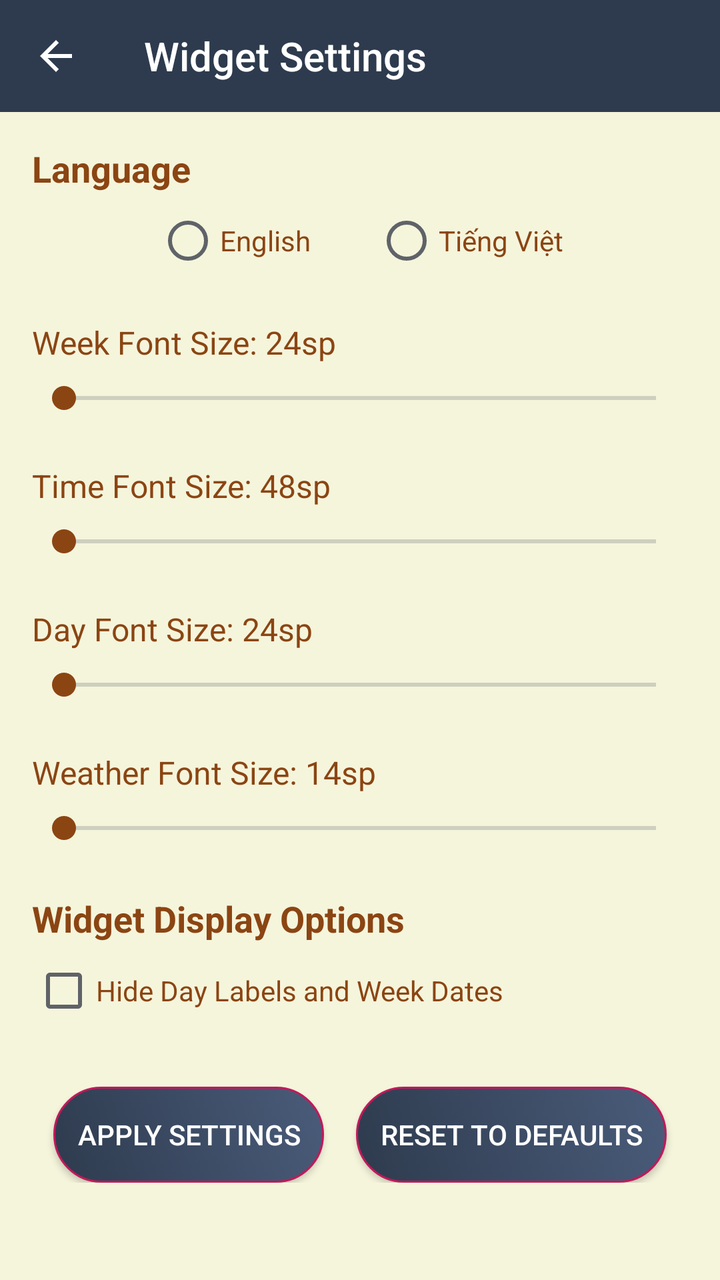
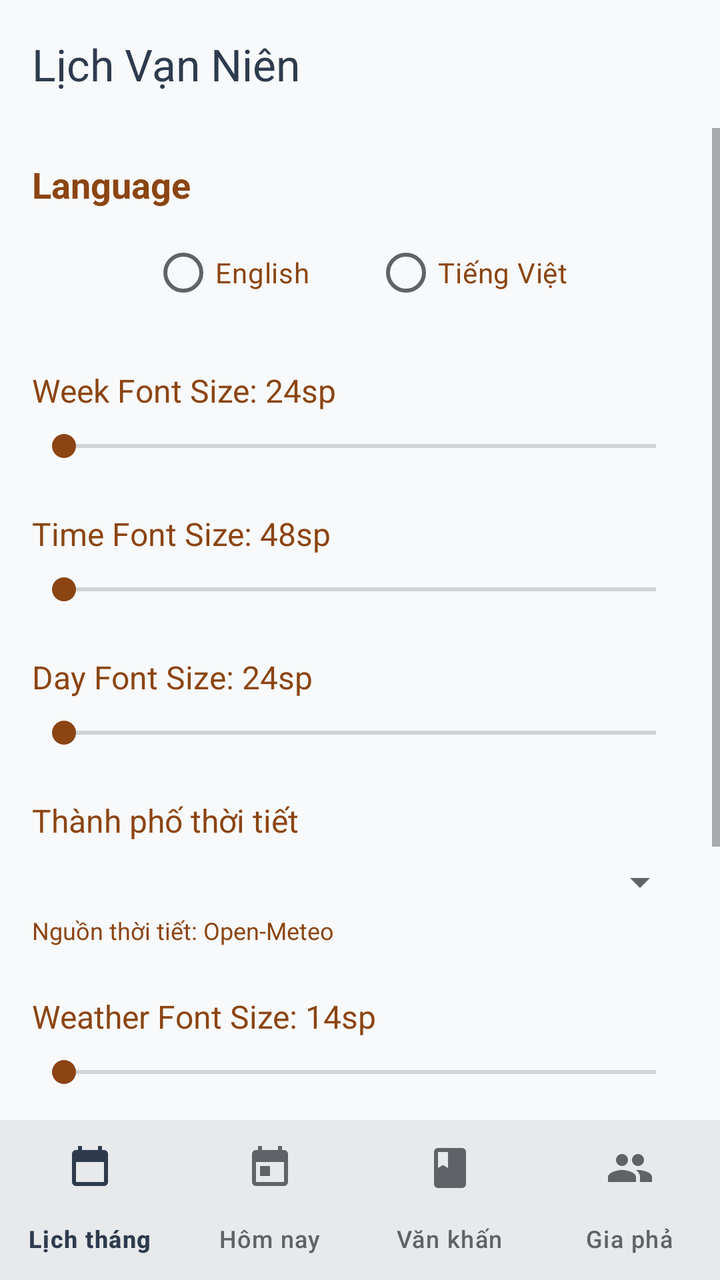

An Android layout rendered at two revisions. The XML below is the earlier revision; the diff shows what the commit changed to produce the second picture.
<!-- AndroidManifest.xml: activity theme AppTheme -->
<!-- res/layout/activity_widget_settings.xml -->
<?xml version="1.0" encoding="utf-8"?>
<LinearLayout xmlns:android="http://schemas.android.com/apk/res/android"
    xmlns:app="http://schemas.android.com/apk/res-auto"
    android:layout_width="match_parent"
    android:layout_height="match_parent"
    android:orientation="vertical"
    android:background="#F5F5DC">

    
    <androidx.appcompat.widget.Toolbar
        android:id="@+id/toolbar"
        android:layout_width="match_parent"
        android:layout_height="?attr/actionBarSize"
        android:background="?attr/colorPrimary"
        android:theme="@style/ThemeOverlay.AppCompat.Dark.ActionBar"
        app:popupTheme="@style/ThemeOverlay.AppCompat.Light"
        app:navigationIcon="@drawable/ic_arrow_back"
        app:title="Widget Settings" />

    
    <ScrollView
        android:layout_width="match_parent"
        android:layout_height="match_parent">

        <LinearLayout
            android:layout_width="match_parent"
            android:layout_height="wrap_content"
            android:orientation="vertical"
            android:padding="16dp">



            
            <TextView
                android:layout_width="match_parent"
                android:layout_height="wrap_content"
                android:text="Language"
                android:textSize="18sp"
                android:textStyle="bold"
                android:textColor="#8B4513"
                android:layout_marginBottom="8dp" />

            <RadioGroup
                android:id="@+id/language_radio_group"
                android:layout_width="match_parent"
                android:layout_height="wrap_content"
                android:orientation="horizontal"
                android:gravity="center"
                android:layout_marginBottom="24dp">

                <RadioButton
                    android:id="@+id/radio_english"
                    android:layout_width="wrap_content"
                    android:layout_height="wrap_content"
                    android:text="English"
                    android:textColor="#8B4513"
                    android:layout_marginEnd="32dp" />

                <RadioButton
                    android:id="@+id/radio_vietnamese"
                    android:layout_width="wrap_content"
                    android:layout_height="wrap_content"
                    android:text="Tiếng Việt"
                    android:textColor="#8B4513" />

            </RadioGroup>

            
            <TextView
                android:id="@+id/week_font_size_text"
                android:layout_width="match_parent"
                android:layout_height="wrap_content"
                android:text="Week Font Size: 24sp"
                android:textSize="16sp"
                android:textColor="#8B4513"
                android:layout_marginBottom="8dp" />

            <SeekBar
                android:id="@+id/week_font_seekbar"
                android:layout_width="match_parent"
                android:layout_height="wrap_content"
                android:layout_marginBottom="24dp"
                android:progressTint="#8B4513"
                android:thumbTint="#8B4513" />

            
            <TextView
                android:id="@+id/time_font_size_text"
                android:layout_width="match_parent"
                android:layout_height="wrap_content"
                android:text="Time Font Size: 48sp"
                android:textSize="16sp"
                android:textColor="#8B4513"
                android:layout_marginBottom="8dp" />

            <SeekBar
                android:id="@+id/time_font_seekbar"
                android:layout_width="match_parent"
                android:layout_height="wrap_content"
                android:layout_marginBottom="24dp"
                android:progressTint="#8B4513"
                android:thumbTint="#8B4513" />

            
            <TextView
                android:id="@+id/day_font_size_text"
                android:layout_width="match_parent"
                android:layout_height="wrap_content"
                android:text="Day Font Size: 24sp"
                android:textSize="16sp"
                android:textColor="#8B4513"
                android:layout_marginBottom="8dp" />

            <SeekBar
                android:id="@+id/day_font_seekbar"
                android:layout_width="match_parent"
                android:layout_height="wrap_content"
                android:layout_marginBottom="24dp"
                android:progressTint="#8B4513"
                android:thumbTint="#8B4513" />

            
            <TextView
                android:id="@+id/weather_font_size_text"
                android:layout_width="match_parent"
                android:layout_height="wrap_content"
                android:text="Weather Font Size: 14sp"
                android:textSize="16sp"
                android:textColor="#8B4513"
                android:layout_marginBottom="8dp" />

            <SeekBar
                android:id="@+id/weather_font_seekbar"
                android:layout_width="match_parent"
                android:layout_height="wrap_content"
                android:layout_marginBottom="24dp"
                android:progressTint="#8B4513"
                android:thumbTint="#8B4513" />

            
            <TextView
                android:layout_width="match_parent"
                android:layout_height="wrap_content"
                android:text="Widget Display Options"
                android:textSize="18sp"
                android:textStyle="bold"
                android:textColor="#8B4513"
                android:layout_marginBottom="8dp" />

            <CheckBox
                android:id="@+id/hide_top_section_checkbox"
                android:layout_width="match_parent"
                android:layout_height="wrap_content"
                android:text="Hide Day Labels and Week Dates"
                android:textColor="#8B4513"
                android:layout_marginBottom="32dp" />

            
            <LinearLayout
                android:layout_width="match_parent"
                android:layout_height="wrap_content"
                android:orientation="horizontal"
                android:gravity="center">

                <Button
                    android:id="@+id/apply_button"
                    android:layout_width="wrap_content"
                    android:layout_height="wrap_content"
                    android:text="Apply Settings"
                    android:layout_marginEnd="16dp"
                    android:background="@drawable/button_background"
                    android:textColor="#FFFFFF"
                    android:padding="12dp" />

                <Button
                    android:id="@+id/reset_button"
                    android:layout_width="wrap_content"
                    android:layout_height="wrap_content"
                    android:text="Reset to Defaults"
                    android:background="@drawable/button_background"
                    android:textColor="#FFFFFF"
                    android:padding="12dp" />

            </LinearLayout>

        </LinearLayout>
    </ScrollView>

</LinearLayout>
<!-- resources referenced by this layout -->
<resources>
  <!-- drawable button_background (drawable) -->
  <?xml version="1.0" encoding="utf-8"?>
  <selector xmlns:android="http://schemas.android.com/apk/res/android">
      <item android:state_pressed="true">
          <shape android:shape="rectangle">
              <gradient
                  android:angle="45"
                  android:startColor="@color/primaryDarkColor"
                  android:endColor="@color/primaryColor"
                  android:type="linear" />
              <corners android:radius="24dp" />
              <stroke
                  android:width="2dp"
                  android:color="@color/secondaryColor" />
          </shape>
      </item>
      
      <item>
          <shape android:shape="rectangle">
              <gradient
                  android:angle="45"
                  android:startColor="@color/primaryColor"
                  android:endColor="@color/primaryLightColor"
                  android:type="linear" />
              <corners android:radius="24dp" />
              <stroke
                  android:width="1dp"
                  android:color="@color/secondaryColor" />
          </shape>
      </item>
  </selector>
  <!-- drawable ic_arrow_back (drawable) -->
  <?xml version="1.0" encoding="utf-8"?>
  <vector xmlns:android="http://schemas.android.com/apk/res/android"
      android:width="24dp"
      android:height="24dp"
      android:viewportWidth="24"
      android:viewportHeight="24">
      <path
          android:fillColor="#FFFFFF"
          android:pathData="M20,11H7.83l5.59,-5.59L12,4l-8,8 8,8 1.41,-1.41L7.83,13H20v-2z"/>
  </vector>
  <style name="AppTheme" parent="Theme.AppCompat.Light.NoActionBar">
          <item name="colorPrimary">@color/primaryColor</item>
          <item name="colorPrimaryDark">@color/primaryDarkColor</item>
          <item name="colorAccent">@color/secondaryColor</item>
          <item name="android:windowIsTranslucent">true</item>
          <item name="android:windowTranslucentStatus">true</item>
          <item name="android:statusBarColor">@android:color/transparent</item>
          <item name="android:windowBackground">@color/backgroundPrimary</item>
          <item name="android:textColorPrimary">@color/textPrimary</item>
          <item name="android:textColorSecondary">@color/textSecondary</item>
      </style>
  <color name="primaryDarkColor">#1A2332</color>
  <color name="primaryColor">#2E3B4E</color>
  <color name="secondaryColor">#C2185B</color>
  <color name="primaryLightColor">#4A5C7A</color>
  <color name="backgroundPrimary">#F8F9FA</color>
  <color name="textPrimary">#2E3B4E</color>
  <color name="textSecondary">#5F6368</color>
</resources>

<!-- the commit's change to res/layout/activity_widget_settings.xml (unified diff, before → after) -->
@@ -4,18 +4,18 @@
     android:layout_width="match_parent"
     android:layout_height="match_parent"
     android:orientation="vertical"
-    android:background="#F5F5DC">
+    android:background="?attr/colorSurface"
+    android:id="@+id/app_root">
 
     
-    <androidx.appcompat.widget.Toolbar
-        android:id="@+id/toolbar"
+    <include layout="@layout/app_header" />
+    <LinearLayout
+        android:id="@+id/app_body"
         android:layout_width="match_parent"
-        android:layout_height="?attr/actionBarSize"
-        android:background="?attr/colorPrimary"
-        android:theme="@style/ThemeOverlay.AppCompat.Dark.ActionBar"
-        app:popupTheme="@style/ThemeOverlay.AppCompat.Light"
-        app:navigationIcon="@drawable/ic_arrow_back"
-        app:title="Widget Settings" />
+        android:layout_height="0dp"
+        android:layout_weight="1"
+        android:orientation="vertical">
+
 
     
     <ScrollView
@@ -121,6 +121,29 @@
 
             
             <TextView
+                android:layout_width="match_parent"
+                android:layout_height="wrap_content"
+                android:text="Thành phố thời tiết"
+                android:textSize="16sp"
+                android:textColor="#8B4513"
+                android:layout_marginBottom="8dp" />
+
+            <Spinner
+                android:id="@+id/weather_city_spinner"
+                android:layout_width="match_parent"
+                android:layout_height="wrap_content"
+                android:layout_marginBottom="4dp" />
+
+            <TextView
+                android:layout_width="match_parent"
+                android:layout_height="wrap_content"
+                android:text="Nguồn thời tiết: Open-Meteo"
+                android:textSize="12sp"
+                android:textColor="#8B4513"
+                android:layout_marginBottom="24dp" />
+
+            
+            <TextView
                 android:id="@+id/weather_font_size_text"
                 android:layout_width="match_parent"
                 android:layout_height="wrap_content"
@@ -186,4 +209,33 @@
         </LinearLayout>
     </ScrollView>
 
+        </LinearLayout>
+
+<include layout="@layout/app_bottom_nav" />
+
 </LinearLayout>
+<!-- res/layout/app_header.xml (included above) -->
+<?xml version="1.0" encoding="utf-8"?>
+<com.google.android.material.appbar.MaterialToolbar xmlns:android="http://schemas.android.com/apk/res/android"
+    xmlns:app="http://schemas.android.com/apk/res-auto"
+    android:id="@+id/toolbar"
+    android:layout_width="match_parent"
+    android:layout_height="?attr/actionBarSize"
+    android:background="?attr/colorSurface"
+    android:elevation="0dp"
+    app:navigationIconTint="?attr/colorOnSurface"
+    app:title="@string/app_name"
+    app:titleTextColor="?attr/colorOnSurface" />
+<!-- res/layout/app_bottom_nav.xml (included above) -->
+<?xml version="1.0" encoding="utf-8"?>
+<com.google.android.material.bottomnavigation.BottomNavigationView xmlns:android="http://schemas.android.com/apk/res/android"
+    xmlns:app="http://schemas.android.com/apk/res-auto"
+    android:id="@+id/bottom_navigation"
+    android:layout_width="match_parent"
+    android:layout_height="wrap_content"
+    android:background="?attr/colorSurface"
+    android:elevation="3dp"
+    app:itemIconTint="@color/bottom_nav_item_color"
+    app:itemTextColor="@color/bottom_nav_item_color"
+    app:labelVisibilityMode="labeled"
+    app:menu="@menu/main_bottom_nav" />
<!-- resource entries referenced after the edit -->
@@ -31,25 +31,26 @@
           </shape>
       </item>
   </selector>
-  <!-- drawable ic_arrow_back (drawable) -->
-  <?xml version="1.0" encoding="utf-8"?>
-  <vector xmlns:android="http://schemas.android.com/apk/res/android"
-      android:width="24dp"
-      android:height="24dp"
-      android:viewportWidth="24"
-      android:viewportHeight="24">
-      <path
-          android:fillColor="#FFFFFF"
-          android:pathData="M20,11H7.83l5.59,-5.59L12,4l-8,8 8,8 1.41,-1.41L7.83,13H20v-2z"/>
-  </vector>
-  <style name="AppTheme" parent="Theme.AppCompat.Light.NoActionBar">
+  <string name="app_name">Lịch Vạn Niên</string>
+  <style name="AppTheme" parent="Theme.Material3.Light.NoActionBar">
           <item name="colorPrimary">@color/primaryColor</item>
-          <item name="colorPrimaryDark">@color/primaryDarkColor</item>
-          <item name="colorAccent">@color/secondaryColor</item>
-          <item name="android:windowIsTranslucent">true</item>
-          <item name="android:windowTranslucentStatus">true</item>
+          <item name="colorOnPrimary">@color/textLight</item>
+          <item name="colorPrimaryContainer">@color/monthTonal</item>
+          <item name="colorOnPrimaryContainer">@color/primaryDarkColor</item>
+          <item name="colorSecondary">@color/secondaryColor</item>
+          <item name="colorOnSecondary">@color/textLight</item>
+          <item name="colorSecondaryContainer">@color/monthTonal</item>
+          <item name="colorOnSecondaryContainer">@color/primaryDarkColor</item> 
+          <item name="colorSurface">@color/backgroundPrimary</item>
+          <item name="colorOnSurface">@color/textPrimary</item>
+          <item name="colorSurfaceVariant">@color/backgroundSecondary</item>
+          <item name="colorOnSurfaceVariant">@color/textSecondary</item>
+          <item name="colorOutline">@color/cardBorder</item>
+          <item name="android:windowBackground">@color/backgroundPrimary</item>
           <item name="android:statusBarColor">@android:color/transparent</item>
-          <item name="android:windowBackground">@color/backgroundPrimary</item>
+          <item name="android:navigationBarColor">@android:color/transparent</item>
+          <item name="android:windowLightStatusBar">true</item>
+          <item name="android:windowLightNavigationBar">true</item>
           <item name="android:textColorPrimary">@color/textPrimary</item>
           <item name="android:textColorSecondary">@color/textSecondary</item>
       </style>
@@ -57,8 +58,12 @@
   <color name="primaryColor">#2E3B4E</color>
   <color name="secondaryColor">#C2185B</color>
   <color name="primaryLightColor">#4A5C7A</color>
+  <color name="textLight">#FFFFFF</color>
+  <color name="monthTonal">#FCE4EC</color>
   <color name="backgroundPrimary">#F8F9FA</color>
   <color name="textPrimary">#2E3B4E</color>
+  <color name="backgroundSecondary">#FFFFFF</color>
   <color name="textSecondary">#5F6368</color>
+  <color name="cardBorder">#E9ECEF</color>
 </resources>
 
